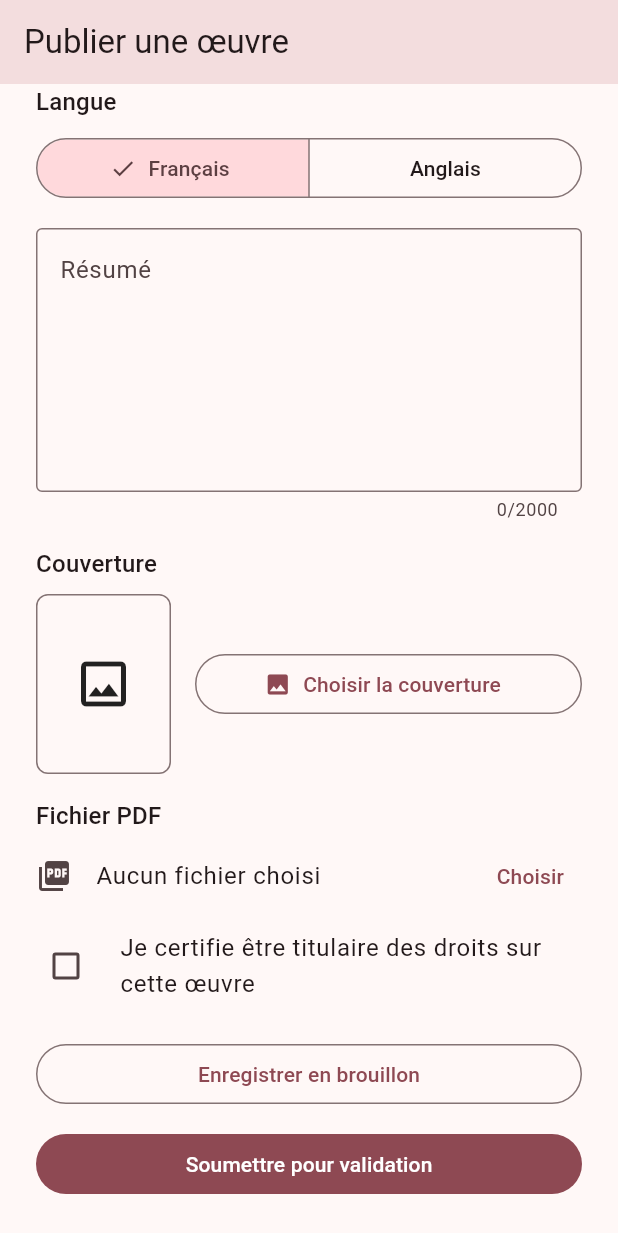
After one commit to babamoustaphaahmed-source/plumea, a Flutter app: the PublishWorkScreen screen opened by its route, scrolled down 212 dp, after a tap on "Choisir la couverture", on a phone screen of 412 x 824 dp. The commit adds this screen. Shown: the top 1233 px of the screen. Run offline on Flutter 3.47's test engine with Material 3 defaults, Android fonts, the phone set to English and light mode, and no system bars; our stand-ins replace file_picker, go_router, image_picker, material_ui, supabase_flutter; accounts and stored records are empty; network calls fail.

Commit message:
Formulaire de publication d'une oeuvre

```diff
--- a/lib/core/routes/app_router.dart
+++ b/lib/core/routes/app_router.dart
@@ -2,6 +2,7 @@ import 'package:go_router/go_router.dart';
 import 'package:material_ui/material_ui.dart';
 import '../../features/auth/login_screen.dart';
 import '../../features/auth/register_screen.dart';
+import '../../features/author/publish_screen.dart';
 import '../../features/profile/edit_profile_screen.dart';
 import '../../features/profile/profile_screen.dart';
 import '../../services/auth_service.dart';
@@ -37,6 +38,10 @@ final GoRouter appRouter = GoRouter(
       builder: (context, state) => EditProfileScreen(
         profile: (state.extra as Map<String, dynamic>?) ?? {},
       ),
+    ),
+    GoRoute(
+      path: '/publier',
+      builder: (context, state) => const PublishWorkScreen(),
     ),
     StatefulShellRoute.indexedStack(
       builder: (context, state, navigationShell) =>
--- /dev/null
+++ b/lib/features/author/publish_screen.dart
@@ -0,0 +1,307 @@
+import 'dart:typed_data';
+
+import 'package:file_picker/file_picker.dart';
+import 'package:go_router/go_router.dart';
+import 'package:image_picker/image_picker.dart';
+import 'package:material_ui/material_ui.dart';
+import 'package:supabase_flutter/supabase_flutter.dart';
+import '../../services/work_service.dart';
+
+class PublishWorkScreen extends StatefulWidget {
+  const PublishWorkScreen({super.key});
+
+  @override
+  State<PublishWorkScreen> createState() => _PublishWorkScreenState();
+}
+
+class _PublishWorkScreenState extends State<PublishWorkScreen> {
+  static const int _maxPdfBytes = 20 * 1024 * 1024;
+
+  final _formKey = GlobalKey<FormState>();
+  final _titreController = TextEditingController();
+  final _resumeController = TextEditingController();
+
+  WorkType _type = WorkType.roman;
+  String _langue = 'fr';
+  Uint8List? _coverBytes;
+  bool _coverIsPng = false;
+  Uint8List? _pdfBytes;
+  String? _pdfName;
+  bool _droits = false;
+  bool _loading = false;
+
+  @override
+  void dispose() {
+    _titreController.dispose();
+    _resumeController.dispose();
+    super.dispose();
+  }
+
+  void _showError(String message) {
+    if (!mounted) return;
+    ScaffoldMessenger.of(context).showSnackBar(
+      SnackBar(content: Text(message)),
+    );
+  }
+
+  bool _isPng(Uint8List b) =>
+      b.length > 4 &&
+          b[0] == 0x89 &&
+          b[1] == 0x50 &&
+          b[2] == 0x4E &&
+          b[3] == 0x47;
+
+  bool _isJpeg(Uint8List b) => b.length > 3 && b[0] == 0xFF && b[1] == 0xD8;
+
+  Future<void> _pickCover() async {
+    final file = await ImagePicker().pickImage(
+      source: ImageSource.gallery,
+      maxWidth: 1200,
+      maxHeight: 1600,
+      imageQuality: 85,
+    );
+    if (file == null) return;
+    final bytes = await file.readAsBytes();
+    if (!_isPng(bytes) && !_isJpeg(bytes)) {
+      _showError(
+        'Format d\'image non pris en charge. Choisissez un JPG ou un PNG.',
+      );
+      return;
+    }
+    if (!mounted) return;
+    setState(() {
+      _coverBytes = bytes;
+      _coverIsPng = _isPng(bytes);
+    });
+  }
+
+  Future<void> _pickPdf() async {
+    final files = await FilePicker.pickFiles(
+      type: FileType.custom,
+      allowedExtensions: ['pdf'],
+    );
+    if (files.isEmpty) return;
+    final file = files.first;
+    final bytes = await file.readAsBytes();
+    if (bytes.length > _maxPdfBytes) {
+      _showError('Le fichier PDF dépasse 20 Mo.');
+      return;
+    }
+    if (!mounted) return;
+    setState(() {
+      _pdfBytes = bytes;
+      _pdfName = file.name;
+    });
+  }
+
+  Future<void> _save({required bool soumettre}) async {
+    if (!_formKey.currentState!.validate()) return;
+
+    if (soumettre) {
+      if (_resumeController.text.trim().isEmpty) {
+        _showError('Ajoutez un résumé pour soumettre l\'œuvre.');
+        return;
+      }
+      if (_coverBytes == null) {
+        _showError('Choisissez une image de couverture.');
+        return;
+      }
+      if (_pdfBytes == null) {
+        _showError('Choisissez le fichier PDF de l\'œuvre.');
+        return;
+      }
+      if (!_droits) {
+        _showError('Cochez la certification des droits d\'auteur.');
+        return;
+      }
+    }
+
+    final messenger = ScaffoldMessenger.of(context);
+    final router = GoRouter.of(context);
+    setState(() => _loading = true);
+    try {
+      await WorkService.instance.saveWork(
+        titre: _titreController.text.trim(),
+        type: _type,
+        resume: _resumeController.text.trim(),
+        langue: _langue,
+        droitsCertifies: _droits,
+        soumettre: soumettre,
+        coverBytes: _coverBytes,
+        coverIsPng: _coverIsPng,
+        pdfBytes: _pdfBytes,
+      );
+      messenger.showSnackBar(
+        SnackBar(
+          content: Text(
+            soumettre
+                ? 'Œuvre envoyée pour validation.'
+                : 'Brouillon enregistré.',
+          ),
+        ),
+      );
+      router.pop(true);
+    } on StorageException catch (e) {
+      _showError(e.message);
+    } on PostgrestException catch (e) {
+      _showError(e.message);
+    } catch (_) {
+      _showError('Une erreur est survenue. Vérifiez votre connexion.');
+    } finally {
+      if (mounted) setState(() => _loading = false);
+    }
+  }
+
+  @override
+  Widget build(BuildContext context) {
+    final textTheme = Theme.of(context).textTheme;
+    return Scaffold(
+      appBar: AppBar(title: const Text('Publier une œuvre')),
+      body: SafeArea(
+        child: SingleChildScrollView(
+          padding: const EdgeInsets.all(24),
+          child: Form(
+            key: _formKey,
+            child: Column(
+              crossAxisAlignment: CrossAxisAlignment.stretch,
+              children: [
+                TextFormField(
+                  controller: _titreController,
+                  maxLength: 150,
+                  textInputAction: TextInputAction.next,
+                  decoration: const InputDecoration(
+                    labelText: 'Titre',
+                    border: OutlineInputBorder(),
+                  ),
+                  validator: (value) {
+                    if (value == null || value.trim().isEmpty) {
+                      return 'Entrez le titre';
+                    }
+                    return null;
+                  },
+                ),
+                const SizedBox(height: 16),
+                Text('Type d\'œuvre', style: textTheme.titleMedium),
+                const SizedBox(height: 8),
+                Wrap(
+                  spacing: 8,
+                  children: WorkType.values
+                      .map(
+                        (t) => ChoiceChip(
+                      label: Text(t.label),
+                      selected: _type == t,
+                      onSelected: (_) => setState(() => _type = t),
+                    ),
+                  )
+                      .toList(),
+                ),
+                const SizedBox(height: 16),
+                Text('Langue', style: textTheme.titleMedium),
+                const SizedBox(height: 8),
+                SegmentedButton<String>(
+                  segments: const [
+                    ButtonSegment(value: 'fr', label: Text('Français')),
+                    ButtonSegment(value: 'en', label: Text('Anglais')),
+                  ],
+                  selected: {_langue},
+                  onSelectionChanged: (selection) =>
+                      setState(() => _langue = selection.first),
+                ),
+                const SizedBox(height: 16),
+                TextFormField(
+                  controller: _resumeController,
+                  maxLength: 2000,
+                  maxLines: 6,
+                  decoration: const InputDecoration(
+                    labelText: 'Résumé',
+                    alignLabelWithHint: true,
+                    border: OutlineInputBorder(),
+                  ),
+                ),
+                const SizedBox(height: 16),
+                Text('Couverture', style: textTheme.titleMedium),
+                const SizedBox(height: 8),
+                Row(
+                  children: [
+                    Container(
+                      width: 90,
+                      height: 120,
+                      alignment: Alignment.center,
+                      clipBehavior: Clip.antiAlias,
+                      decoration: BoxDecoration(
+                        border: Border.all(
+                          color: Theme.of(context).colorScheme.outline,
+                        ),
+                        borderRadius: BorderRadius.circular(8),
+                      ),
+                      child: _coverBytes == null
+                          ? const Icon(Icons.image_outlined, size: 40)
+                          : Image.memory(
+                        _coverBytes!,
+                        width: 90,
+                        height: 120,
+                        fit: BoxFit.cover,
+                      ),
+                    ),
+                    const SizedBox(width: 16),
+                    Expanded(
+                      child: OutlinedButton.icon(
+                        onPressed: _pickCover,
+                        icon: const Icon(Icons.image),
+                        label: Text(
+                          _coverBytes == null
+                              ? 'Choisir la couverture'
+                              : 'Changer la couverture',
+                        ),
+                      ),
+                    ),
+                  ],
+                ),
+                const SizedBox(height: 16),
+                Text('Fichier PDF', style: textTheme.titleMedium),
+                ListTile(
+                  contentPadding: EdgeInsets.zero,
+                  leading: const Icon(Icons.picture_as_pdf),
+                  title: Text(
+                    _pdfName ?? 'Aucun fichier choisi',
+                    overflow: TextOverflow.ellipsis,
+                  ),
+                  trailing: TextButton(
+                    onPressed: _pickPdf,
+                    child: Text(_pdfName == null ? 'Choisir' : 'Changer'),
+                  ),
+                ),
+                CheckboxListTile(
+                  contentPadding: EdgeInsets.zero,
+                  controlAffinity: ListTileControlAffinity.leading,
+                  value: _droits,
+                  onChanged: (value) =>
+                      setState(() => _droits = value ?? false),
+                  title: const Text(
+                    'Je certifie être titulaire des droits sur cette œuvre',
+                  ),
+                ),
+                const SizedBox(height: 16),
+                OutlinedButton(
+                  onPressed: _loading ? null : () => _save(soumettre: false),
+                  child: const Text('Enregistrer en brouillon'),
+                ),
+                const SizedBox(height: 12),
+                FilledButton(
+                  onPressed: _loading ? null : () => _save(soumettre: true),
+                  child: _loading
+                      ? const SizedBox(
+                    height: 20,
+                    width: 20,
+                    child: CircularProgressIndicator(strokeWidth: 2),
+                  )
+                      : const Text('Soumettre pour validation'),
+                ),
+              ],
+            ),
+          ),
+        ),
+      ),
+    );
+  }
+}
--- a/lib/features/profile/profile_screen.dart
+++ b/lib/features/profile/profile_screen.dart
@@ -63,6 +63,7 @@ class _ProfileScreenState extends State<ProfileScreen> {
           final profile = snapshot.data!;
           final bio = (profile['bio'] as String?) ?? '';
           final photoUrl = profile['photo_url'] as String?;
+          final estAuteur = profile['role'] == 'auteur';
           return ListView(
             padding: const EdgeInsets.all(24),
             children: [
@@ -98,6 +99,14 @@ class _ProfileScreenState extends State<ProfileScreen> {
                 subtitle: Text(bio.isEmpty ? 'Non renseignée' : bio),
               ),
               const SizedBox(height: 24),
+              if (estAuteur) ...[
+                FilledButton.icon(
+                  onPressed: () => context.push('/publier'),
+                  icon: const Icon(Icons.upload_file),
+                  label: const Text('Publier une œuvre'),
+                ),
+                const SizedBox(height: 12),
+              ],
               OutlinedButton.icon(
                 onPressed: () => _edit(profile),
                 icon: const Icon(Icons.edit_outlined),
--- /dev/null
+++ b/lib/services/work_service.dart
@@ -0,0 +1,103 @@
+import 'dart:typed_data';
+
+import 'package:supabase_flutter/supabase_flutter.dart';
+import 'auth_service.dart';
+
+enum WorkType { roman, poeme, fable, theatre }
+
+extension WorkTypeLabel on WorkType {
+  String get label {
+    switch (this) {
+      case WorkType.roman:
+        return 'Roman';
+      case WorkType.poeme:
+        return 'Poème';
+      case WorkType.fable:
+        return 'Fable';
+      case WorkType.theatre:
+        return 'Théâtre';
+    }
+  }
+}
+
+class WorkService {
+  WorkService._();
+
+  static final WorkService instance = WorkService._();
+
+  SupabaseClient get _client => Supabase.instance.client;
+
+  Future<void> saveWork({
+    required String titre,
+    required WorkType type,
+    required String resume,
+    required String langue,
+    required bool droitsCertifies,
+    required bool soumettre,
+    Uint8List? coverBytes,
+    bool coverIsPng = false,
+    Uint8List? pdfBytes,
+  }) async {
+    final user = AuthService.instance.currentUser;
+    if (user == null) {
+      throw Exception('Aucun utilisateur connecté');
+    }
+
+    // 1. Création de l'oeuvre en brouillon, pour obtenir son identifiant
+    final created = await _client
+        .from('works')
+        .insert({
+      'author_id': user.id,
+      'titre': titre,
+      'type': type.name,
+      'resume': resume,
+      'langue': langue,
+      'droits_certifies': droitsCertifies,
+      'statut': 'brouillon',
+    })
+        .select('id')
+        .single();
+    final id = created['id'] as String;
+
+    try {
+      final changes = <String, dynamic>{};
+
+      // 2. Envoi de la couverture
+      if (coverBytes != null) {
+        final ext = coverIsPng ? 'png' : 'jpg';
+        final path = '${user.id}/$id.$ext';
+        await _client.storage.from('covers').uploadBinary(
+          path,
+          coverBytes,
+          fileOptions: FileOptions(
+            contentType: coverIsPng ? 'image/png' : 'image/jpeg',
+          ),
+        );
+        changes['cover_path'] = path;
+      }
+
+      // 3. Envoi du PDF
+      if (pdfBytes != null) {
+        final path = '${user.id}/$id.pdf';
+        await _client.storage.from('pdfs').uploadBinary(
+          path,
+          pdfBytes,
+          fileOptions: const FileOptions(contentType: 'application/pdf'),
+        );
+        changes['pdf_path'] = path;
+      }
+
+      // 4. Mise à jour de l'oeuvre : chemins des fichiers et statut
+      if (soumettre) {
+        changes['statut'] = 'en_attente';
+      }
+      if (changes.isNotEmpty) {
+        await _client.from('works').update(changes).eq('id', id);
+      }
+    } catch (_) {
+      // En cas d'échec, on supprime l'oeuvre à moitié créée
+      await _client.from('works').delete().eq('id', id);
+      rethrow;
+    }
+  }
+}
--- a/pubspec.yaml
+++ b/pubspec.yaml
@@ -38,6 +38,7 @@ dependencies:
   supabase_flutter: ^2.18.3
   go_router: ^18.1.4
   image_picker: ^1.2.4
+  file_picker: ^13.4.1
 
 dev_dependencies:
   flutter_test:
```
Also changed, not shown: pubspec.lock, 1 other file.
